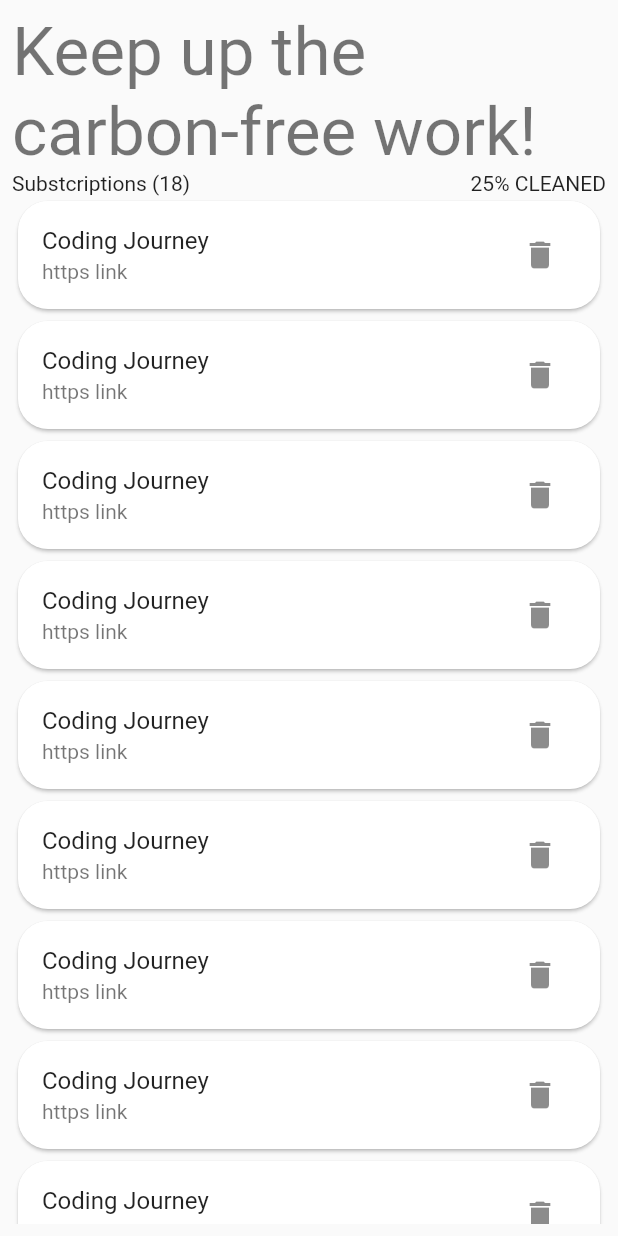
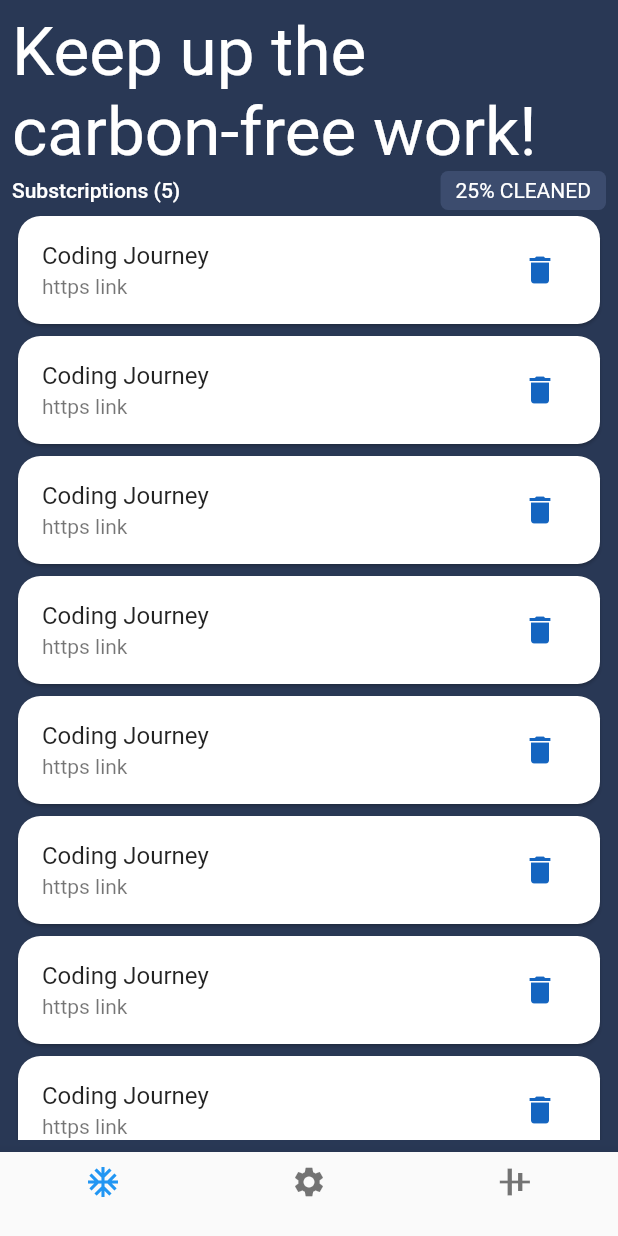
Before and after one commit to VBT-FlutterCamp/Ruchan_adiguzel_carbonMail, a Flutter app: the screen it shows after launch, after a tap on an icon or button, on a phone screen of 412 x 824 dp. Run offline on Flutter 3.47's test engine with Material 2 defaults, Android fonts, the phone set to English and light mode, and no system bars; our stand-ins replace dio; network calls fail.

```diff
--- a/carbon_mail/lib/main.dart
+++ b/carbon_mail/lib/main.dart
@@ -8,6 +8,13 @@ class MyApp extends StatelessWidget {
   Widget build(BuildContext context) {
     return MaterialApp(
       debugShowCheckedModeBanner: false,
+      theme: ThemeData(
+        scaffoldBackgroundColor: Color(0xff293855),
+        textTheme: TextTheme(
+            headline3: TextStyle(color: Colors.white),
+            bodyText1: TextStyle(color: Colors.white),
+            bodyText2: TextStyle(color: Colors.white)),
+      ),
       title: 'Carbon Mail',
       home: WellComeView(),
     );
--- /dev/null
+++ b/carbon_mail/lib/views/bottom_navbar_controller.dart
@@ -0,0 +1,51 @@
+import 'package:carbon_mail/views/mailList_bottom_nav_bar.dart';
+import 'package:flutter/material.dart';
+
+import 'test_view.dart';
+
+class BottomNavbarControllerView extends StatefulWidget {
+  BottomNavbarControllerView({Key? key}) : super(key: key);
+
+  @override
+  State<BottomNavbarControllerView> createState() =>
+      _BottomNavbarControllerViewState();
+}
+
+class _BottomNavbarControllerViewState
+    extends State<BottomNavbarControllerView> {
+  int currentIndex = 0;
+  int numberOfSubs = 18; //TODO in the future this number will come from service
+  void _ontap(int index) {
+    setState(() {
+      currentIndex = index;
+    });
+  }
+
+  var listOfViews = [
+    FirstPageView(),
+    TestView(),
+    Scaffold(
+      body: Center(child: Text("3")),
+    )
+  ];
+
+  @override
+  Widget build(BuildContext context) {
+    return Scaffold(
+      body: listOfViews[currentIndex],
+      bottomNavigationBar: BottomNavigationBar(
+        currentIndex: currentIndex,
+        onTap: _ontap,
+        items: [
+          BottomNavigationBarItem(icon: Icon(Icons.ac_unit), title: Text("")),
+          BottomNavigationBarItem(icon: Icon(Icons.settings), title: Text("")),
+          BottomNavigationBarItem(
+              icon: Icon(
+                Icons.align_vertical_center_outlined,
+              ),
+              title: Text(""))
+        ],
+      ),
+    );
+  }
+}
--- /dev/null
+++ b/carbon_mail/lib/views/mailList_bottom_nav_bar.dart
@@ -0,0 +1,65 @@
+import 'package:flutter/material.dart';
+
+class FirstPageView extends StatefulWidget {
+  FirstPageView({Key? key}) : super(key: key);
+
+  @override
+  State<FirstPageView> createState() => _FirstPageViewState();
+}
+
+class _FirstPageViewState extends State<FirstPageView> {
+  @override
+  Widget build(BuildContext context) {
+    var numberOfSubs = 5;
+    return Padding(
+      padding: const EdgeInsets.all(8.0),
+      child: Column(
+        children: [
+          Text(
+            "Keep up the carbon-free work!",
+            style: Theme.of(context).textTheme.headline3,
+          ),
+          Row(
+            mainAxisAlignment: MainAxisAlignment.spaceBetween,
+            children: [
+              Text(
+                "Substcriptions ($numberOfSubs) ",
+                style: Theme.of(context).textTheme.bodyText1,
+              ),
+              Container(
+                decoration: BoxDecoration(
+                    borderRadius: BorderRadius.circular(5),
+                    color: Color(0xff3c4c6e)),
+                padding: EdgeInsets.symmetric(vertical: 5, horizontal: 10),
+                child: Text(
+                  "25% CLEANED",
+                  style: Theme.of(context).textTheme.bodyText2,
+                ),
+              ),
+            ],
+          ),
+          Expanded(
+            child: ListView.builder(
+              itemBuilder: (context, index) => Card(
+                shape: RoundedRectangleBorder(
+                    borderRadius: BorderRadius.circular(15)),
+                child: ListTile(
+                  title: Text("Coding Journey"),
+                  subtitle: Text("https link"),
+                  trailing: IconButton(
+                    onPressed: () {},
+                    icon: Icon(
+                      Icons.delete,
+                      color: Colors.blue[800],
+                    ),
+                  ),
+                ),
+              ),
+              itemCount: 20,
+            ),
+          )
+        ],
+      ),
+    );
+  }
+}
--- a/carbon_mail/lib/views/mail_list_view.dart
+++ /dev/null
@@ -1,52 +0,0 @@
-import 'package:flutter/material.dart';
-
-class MailListView extends StatefulWidget {
-  MailListView({Key? key}) : super(key: key);
-
-  @override
-  State<MailListView> createState() => _MailListViewState();
-}
-
-class _MailListViewState extends State<MailListView> {
-  int numberOfSubs = 18; //TODO in the future this number will come from service
-  @override
-  Widget build(BuildContext context) {
-    return Scaffold(
-      body: Padding(
-        padding: const EdgeInsets.all(8.0),
-        child: Column(
-          children: [
-            Text(
-              "Keep up the carbon-free work!",
-              style: Theme.of(context).textTheme.headline3,
-            ),
-            Row(
-              mainAxisAlignment: MainAxisAlignment.spaceBetween,
-              children: [
-                Text("Substcriptions ($numberOfSubs) "),
-                Container(
-                  child: Text("25% CLEANED"),
-                ),
-              ],
-            ),
-            Expanded(
-              child: ListView.builder(
-                itemBuilder: (context, index) => Card(
-                  shape: RoundedRectangleBorder(
-                      borderRadius: BorderRadius.circular(20)),
-                  child: ListTile(
-                    title: Text("Coding Journey"),
-                    subtitle: Text("https link"),
-                    trailing:
-                        IconButton(onPressed: () {}, icon: Icon(Icons.delete)),
-                  ),
-                ),
-                itemCount: 20,
-              ),
-            )
-          ],
-        ),
-      ),
-    );
-  }
-}
--- a/carbon_mail/lib/views/wellcome_view.dart
+++ b/carbon_mail/lib/views/wellcome_view.dart
@@ -1,6 +1,6 @@
 import 'package:flutter/material.dart';
 
-import 'mail_list_view.dart';
+import 'bottom_navbar_controller.dart';
 
 class WellComeView extends StatelessWidget {
   const WellComeView({Key? key}) : super(key: key);
@@ -31,7 +31,7 @@ class WellComeView extends StatelessWidget {
                   Navigator.push(
                       context,
                       MaterialPageRoute(
-                        builder: (context) => MailListView(),
+                        builder: (context) => BottomNavbarControllerView(),
                       ));
                 },
                 child: Text("Get Started  >>")) //TODO fix that area
--- a/carbon_mail/pubspec.yaml
+++ b/carbon_mail/pubspec.yaml
@@ -34,6 +34,7 @@ dependencies:
   # The following adds the Cupertino Icons font to your application.
   # Use with the CupertinoIcons class for iOS style icons.
   cupertino_icons: ^1.0.2
+  dio: ^4.0.4
 
 dev_dependencies:
   flutter_test:
```
Also changed, not shown: carbon_mail/lib/model/user_model.dart (added, +24 -0 lines), carbon_mail/lib/service/network_manager.dart (added, +18 -0 lines), carbon_mail/lib/views/test_view.dart (added, +32 -0 lines), carbon_mail/pubspec.lock.
